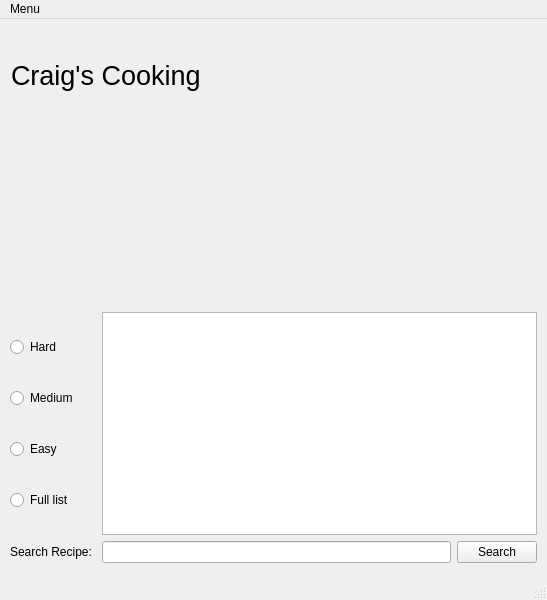
Before: the Qt Designer form mainwindow.ui in CraigPhayer/CS4076-Qt-project, drawn with Qt 5.
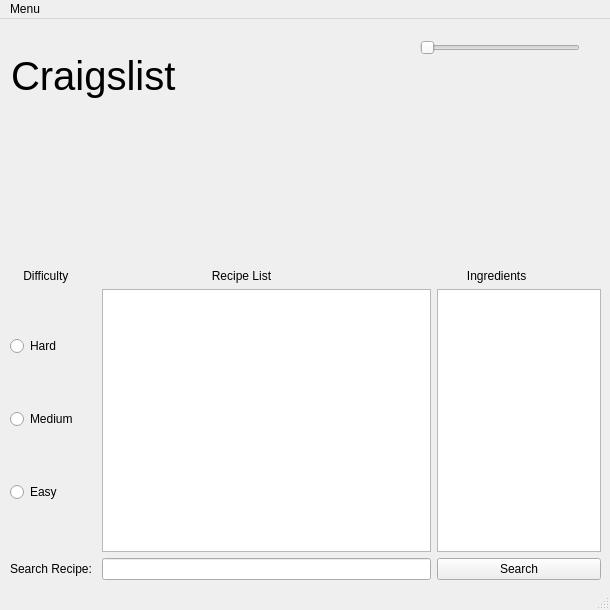
After: the same form once the commit is applied.

Commit message: Code is vry messy rn but Ingredients now get displayed

Patch:
```diff
--- a/mainwindow.ui
+++ b/mainwindow.ui
@@ -6,20 +6,20 @@
    <rect>
     <x>0</x>
     <y>0</y>
-    <width>547</width>
-    <height>600</height>
+    <width>610</width>
+    <height>610</height>
    </rect>
   </property>
   <property name="minimumSize">
    <size>
-    <width>300</width>
-    <height>600</height>
+    <width>610</width>
+    <height>610</height>
    </size>
   </property>
   <property name="maximumSize">
    <size>
-    <width>547</width>
-    <height>600</height>
+    <width>610</width>
+    <height>610</height>
    </size>
   </property>
   <property name="windowTitle">
@@ -31,56 +31,32 @@
      <rect>
       <x>11</x>
       <y>11</y>
-      <width>331</width>
+      <width>211</width>
       <height>91</height>
      </rect>
     </property>
     <property name="font">
      <font>
-      <pointsize>20</pointsize>
+      <pointsize>30</pointsize>
      </font>
     </property>
     <property name="text">
-     <string>Craig's Cooking</string>
+     <string>Craigslist</string>
     </property>
    </widget>
    <widget class="QWidget" name="verticalLayoutWidget">
     <property name="geometry">
      <rect>
       <x>10</x>
-      <y>293</y>
-      <width>527</width>
-      <height>251</height>
+      <y>250</y>
+      <width>591</width>
+      <height>311</height>
      </rect>
     </property>
     <layout class="QVBoxLayout" name="verticalLayout">
      <item>
       <layout class="QGridLayout" name="gridLayout">
-       <item row="1" column="1">
-        <widget class="QLineEdit" name="lineEdit">
-         <property name="minimumSize">
-          <size>
-           <width>329</width>
-           <height>0</height>
-          </size>
-         </property>
-        </widget>
-       </item>
        <item row="1" column="0">
-        <widget class="QLabel" name="label">
-         <property name="text">
-          <string>Search Recipe: </string>
-         </property>
-        </widget>
-       </item>
-       <item row="1" column="2">
-        <widget class="QPushButton" name="searchButton">
-         <property name="text">
-          <string>Search</string>
-         </property>
-        </widget>
-       </item>
-       <item row="0" column="0">
         <layout class="QVBoxLayout" name="verticalLayout_2">
          <item>
           <widget class="QRadioButton" name="radioButton_4">
@@ -103,22 +79,88 @@
            </property>
           </widget>
          </item>
+        </layout>
+       </item>
+       <item row="3" column="2">
+        <widget class="QPushButton" name="searchButton">
+         <property name="text">
+          <string>Search</string>
+         </property>
+        </widget>
+       </item>
+       <item row="3" column="0">
+        <widget class="QLabel" name="label">
+         <property name="text">
+          <string>Search Recipe: </string>
+         </property>
+        </widget>
+       </item>
+       <item row="0" column="0">
+        <widget class="QLabel" name="label_4">
+         <property name="text">
+          <string>    Difficulty</string>
+         </property>
+        </widget>
+       </item>
+       <item row="1" column="2">
+        <layout class="QVBoxLayout" name="verticalLayout_3">
          <item>
-          <widget class="QRadioButton" name="radioButton">
-           <property name="text">
-            <string>Full list</string>
-           </property>
-          </widget>
+          <widget class="QTextBrowser" name="textBrowser_2"/>
          </item>
         </layout>
        </item>
-       <item row="0" column="1" colspan="2">
+       <item row="1" column="1">
         <widget class="QTextBrowser" name="textBrowser"/>
        </item>
+       <item row="3" column="1">
+        <widget class="QLineEdit" name="lineEdit">
+         <property name="minimumSize">
+          <size>
+           <width>329</width>
+           <height>0</height>
+          </size>
+         </property>
+        </widget>
+       </item>
+       <item row="0" column="1">
+        <layout class="QGridLayout" name="gridLayout_2">
+         <item row="0" column="0">
+          <widget class="QLabel" name="label_3">
+           <property name="text">
+            <string>                                 Recipe List</string>
+           </property>
+          </widget>
+         </item>
+        </layout>
+       </item>
+       <item row="0" column="2">
+        <layout class="QGridLayout" name="gridLayout_3">
+         <item row="0" column="0">
+          <widget class="QLabel" name="label_5">
+           <property name="text">
+            <string>         Ingredients</string>
+           </property>
+          </widget>
+         </item>
+        </layout>
+       </item>
       </layout>
      </item>
     </layout>
    </widget>
+   <widget class="QSlider" name="horizontalSlider">
+    <property name="geometry">
+     <rect>
+      <x>420</x>
+      <y>20</y>
+      <width>160</width>
+      <height>18</height>
+     </rect>
+    </property>
+    <property name="orientation">
+     <enum>Qt::Horizontal</enum>
+    </property>
+   </widget>
   </widget>
   <widget class="QStatusBar" name="statusbar"/>
   <widget class="QMenuBar" name="menubar">
@@ -126,7 +168,7 @@
     <rect>
      <x>0</x>
      <y>0</y>
-     <width>547</width>
+     <width>610</width>
      <height>25</height>
     </rect>
    </property>
```
The commit also changes 18 other files.
